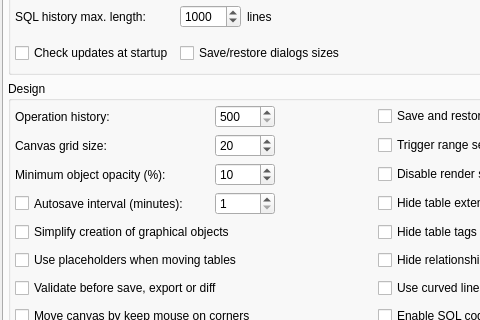
Above: libpgmodeler_ui/ui/generalconfigwidget.ui from pgmodeler/pgmodeler before the change; both pictures show x 0 to 480 and y 178 to 498 of the 743 by 587 pixel window. Below: the same form after it.
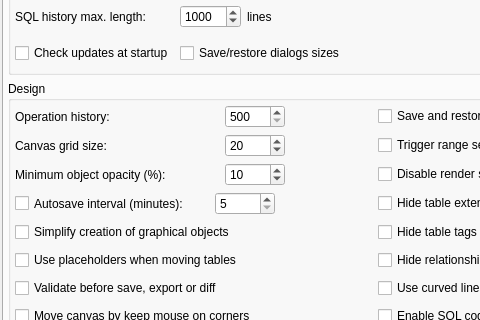
That is the form after the change. Icons and pictures are not drawn.

The edit to the form file:
```diff
--- a/libpgmodeler_ui/ui/generalconfigwidget.ui
+++ b/libpgmodeler_ui/ui/generalconfigwidget.ui
@@ -93,7 +93,7 @@
               </property>
               <property name="minimumSize">
                <size>
-                <width>200</width>
+                <width>210</width>
                 <height>0</height>
                </size>
               </property>
@@ -182,7 +182,7 @@
               </property>
               <property name="minimumSize">
                <size>
-                <width>200</width>
+                <width>210</width>
                 <height>0</height>
                </size>
               </property>
@@ -505,7 +505,7 @@
               </property>
               <property name="minimumSize">
                <size>
-                <width>200</width>
+                <width>210</width>
                 <height>0</height>
                </size>
               </property>
@@ -660,7 +660,7 @@
                </size>
               </property>
               <property name="minimum">
-               <number>1</number>
+               <number>5</number>
               </property>
               <property name="maximum">
                <number>30</number>
```
Left out of the diff: 5 changed lines with no effect on the pictures.
